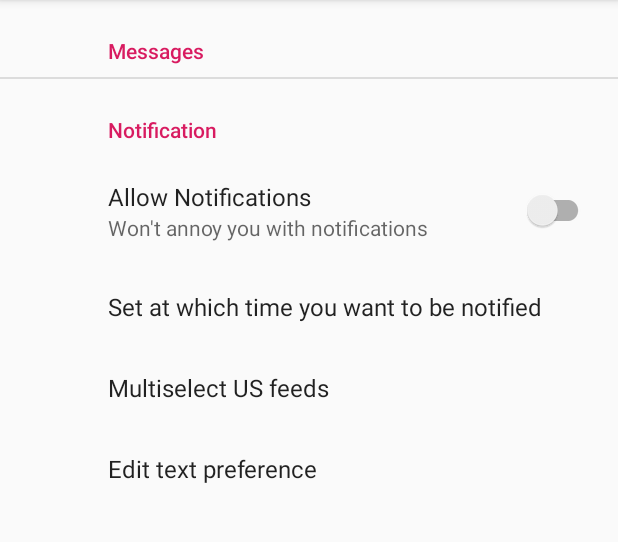
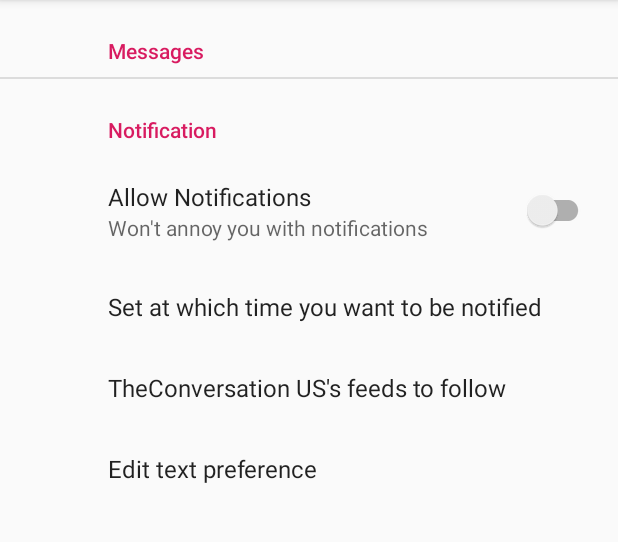
Before and after one commit to SelectiveBamboo/TheConversApption, an Android app: the SettingsFragment screen opened directly, with no data from a screen before it, on a phone screen of 412 x 824 dp, the part 84-626 px from its top. Run offline under Robolectric (Android 15) with nearby library versions, the phone set to English and light mode, and no system bars; our stand-ins replace androidx.preference.

```diff
--- a/app/src/main/java/fr/smb/univ/iut/acy/rt2/daroldj/theconversapption/SettingsFragment.java
+++ b/app/src/main/java/fr/smb/univ/iut/acy/rt2/daroldj/theconversapption/SettingsFragment.java
@@ -4,17 +4,22 @@ import android.app.TimePickerDialog;
 import android.content.SharedPreferences;
 import android.os.Bundle;
 import android.widget.TimePicker;
+import android.widget.Toast;
 
+import androidx.preference.MultiSelectListPreference;
 import androidx.preference.Preference;
 import androidx.preference.PreferenceFragmentCompat;
 import androidx.preference.PreferenceManager;
+import androidx.preference.SwitchPreferenceCompat;
 
 import java.util.Locale;
+import java.util.Objects;
 
 public class SettingsFragment extends PreferenceFragmentCompat implements TimePickerDialog.OnTimeSetListener {
 
-
-    private Preference setTime;
+    private Preference timeNotifPref;
+    private SwitchPreferenceCompat allowNotifPref;
+    private MultiSelectListPreference UsFeedSelections;
 
     public void onCreatePreferences(Bundle savedInstanceState, String rootKey) {
         setPreferencesFromResource(R.xml.root_preferences, rootKey);
@@ -22,13 +27,16 @@ public class SettingsFragment extends PreferenceFragmentCompat implements TimePi
         configListener();
     }
 
-    private void getPreference() {
-        setTime = findPreference("set_time_notification");
+    private void getPreference()
+    {
+        timeNotifPref = findPreference("set_time_notification");
+        allowNotifPref = findPreference("switch_allow_notif");
+        UsFeedSelections = findPreference("multiselect_US_feeds");
     }
 
     private void configListener() {
-        if (setTime != null){
-            setTime.setOnPreferenceClickListener(new Preference.OnPreferenceClickListener() {
+        if (timeNotifPref != null) {
+            timeNotifPref.setOnPreferenceClickListener(new Preference.OnPreferenceClickListener() {
                 @Override
                 public boolean onPreferenceClick(Preference preference) {
                     SettingsFragment.this.showTimeDialog(preference);
@@ -53,8 +61,9 @@ public class SettingsFragment extends PreferenceFragmentCompat implements TimePi
     public void onTimeSet(TimePicker timePicker, int h, int m) {
         String time = String.format(Locale.getDefault(),"%02d", h) + ":" + String.format(Locale.getDefault(), "%02d", m);
         SharedPreferences sharedPreferences =
-                PreferenceManager.getDefaultSharedPreferences(this.getContext());
+                PreferenceManager.getDefaultSharedPreferences(Objects.requireNonNull(this.getContext()));
         sharedPreferences.edit().putString("set_time", time).apply();
+        Toast.makeText(getContext(), "timeNotif : " + time, Toast.LENGTH_LONG).show();
         // if you use setOnPreferenceChangeListener on it, use setTime.callChangeListener(time);
     }
 }
--- a/app/src/main/res/xml/root_preferences.xml
+++ b/app/src/main/res/xml/root_preferences.xml
@@ -6,7 +6,7 @@
     <PreferenceCategory app:title="@string/Notif_header">
 
         <SwitchPreferenceCompat
-            app:key="switch notification"
+            app:key="switch_allow_notif"
             app:summaryOff="@string/enablingNotification_summary_off"
             app:summaryOn="@string/enablingNotification_summary_on"
             app:title="@string/notif_title" />
@@ -20,8 +20,8 @@
             android:dialogTitle="Select category you want to follow"
             android:entries="@array/settings_multi_select_list_CategoryToFollow"
             android:entryValues="@array/settings_multi_select_list_URL_Values_CategoryToFollow"
-            android:key="TheConversation US's feeds to follow"
-            android:title="Multiselect US feeds" />
+            android:key="multiselect_US_feeds"
+            android:title="TheConversation US's feeds to follow" />
 
         <EditTextPreference
             android:defaultValue="Default value"
```
Also changed, not shown: app/src/main/AndroidManifest.xml (+14 -6 lines), app/src/main/java/fr/smb/univ/iut/acy/rt2/daroldj/theconversapption/MainActivity.java (+39 -24 lines), app/src/main/java/fr/smb/univ/iut/acy/rt2/daroldj/theconversapption/RSSTheConvNotif.java (+74 -45 lines), app/src/main/java/fr/smb/univ/iut/acy/rt2/daroldj/theconversapption/TheConversationXmlParser.java (+7 -7 lines), app/src/main/java/fr/smb/univ/iut/acy/rt2/daroldj/theconversapption/bootReceiverNotif.java (+3 -5 lines), app/src/main/java/fr/smb/univ/iut/acy/rt2/daroldj/theconversapption/forNotifReceiver.java (added, +16 -0 lines).
